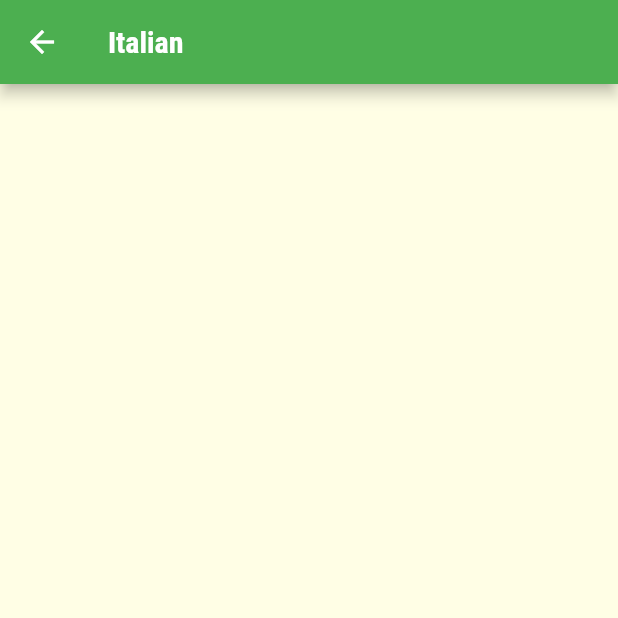
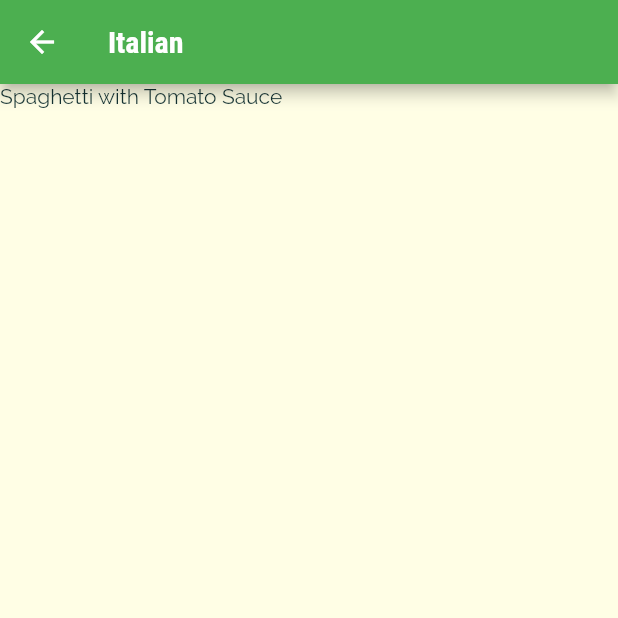
Before and after one commit to Tolulope05/tolu_meal, a Flutter app: the screen it shows after launch, after a tap on "Italian", on a phone screen of 412 x 824 dp, the top half of it. Run offline on Flutter 3.47's test engine with Material 2 defaults, Android fonts, the phone set to English and light mode, and no system bars.

Commit message:
selecting meal for a choosen category.

```diff
--- a/lib/category_meals_screen.dart
+++ b/lib/category_meals_screen.dart
@@ -1,4 +1,6 @@
 import 'package:flutter/material.dart';
+
+import './dummy_data.dart';
 
 class CategoryMealsScreen extends StatelessWidget {
   static const routeName = '/category-meals';
@@ -13,15 +15,19 @@ class CategoryMealsScreen extends StatelessWidget {
         ModalRoute.of(context)!.settings.arguments as Map<String, String>;
     final categoryTitle = routeArgs['title'] as String;
     final categoryId = routeArgs['id'] as String;
+    final categoryMeals = DUMMY_MEALS.where((meal) {
+      return meal.categories.contains(categoryId);
+    }).toList();
     return Scaffold(
       appBar: AppBar(
         title: Text(categoryTitle),
       ),
       body: ListView.builder(
-        itemBuilder: (ctx, index){
-
-      },
-      itemCount: ,),
+        itemBuilder: (ctx, index) {
+          return Text(categoryMeals[index].title);
+        },
+        itemCount: categoryMeals.length,
+      ),
     );
   }
 }
```
